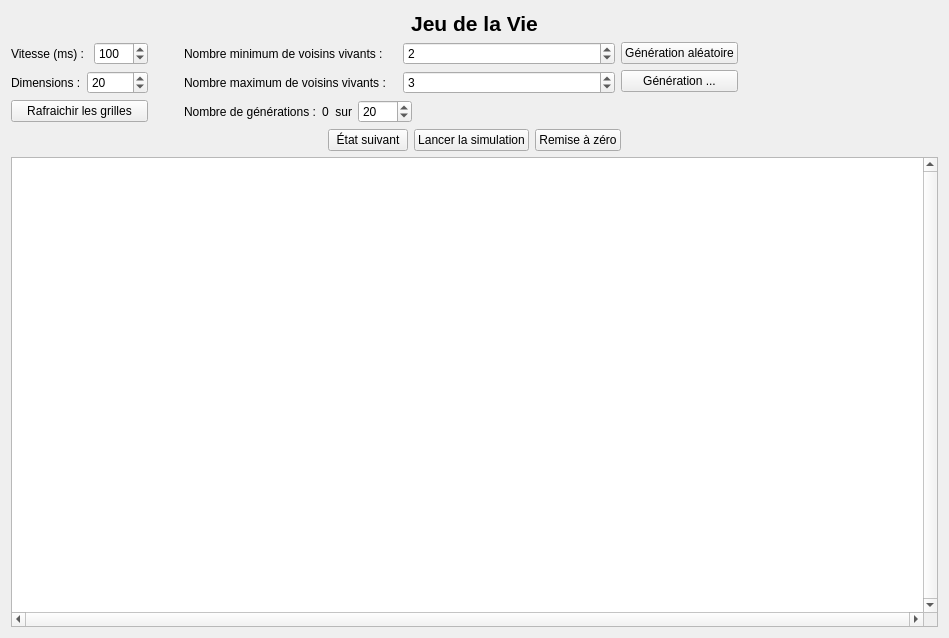
Qt form src/ui/golview.ui (danousna/autocell) before a commit.
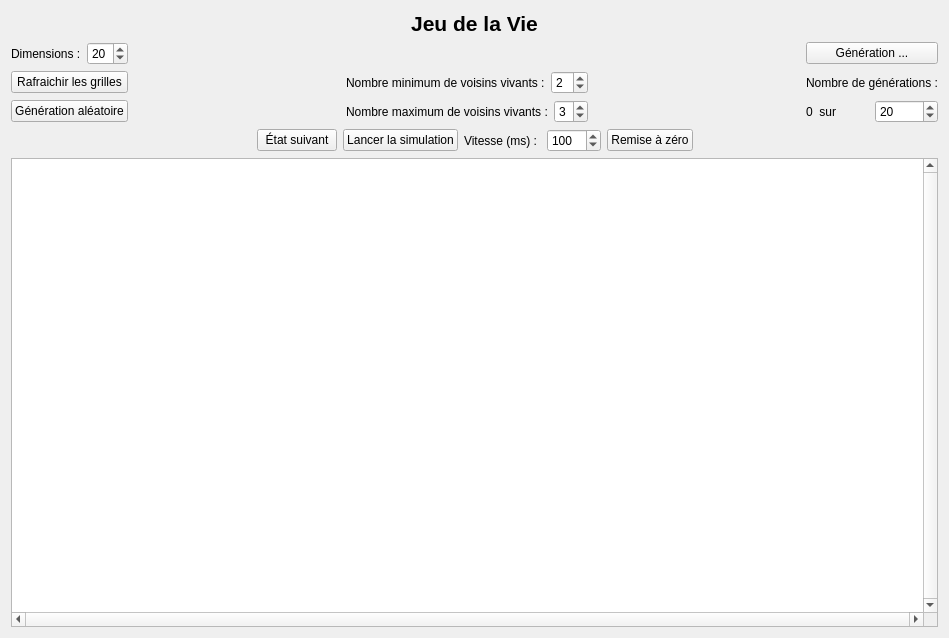
The same form after that commit.

The edit to the form file:
```diff
--- a/src/ui/golview.ui
+++ b/src/ui/golview.ui
@@ -37,95 +37,19 @@
        </item>
        <item>
         <layout class="QGridLayout" name="gridLayout">
-         <item row="5" column="2">
-          <layout class="QHBoxLayout" name="horizontalLayout_9">
+         <item row="0" column="4">
+          <layout class="QVBoxLayout" name="verticalLayout_3">
            <item>
-            <widget class="QLabel" name="label_5">
+            <widget class="QPushButton" name="pushButton_2">
              <property name="text">
-              <string>Nombre de générations :</string>
+              <string>Génération ...</string>
              </property>
             </widget>
            </item>
-           <item>
-            <widget class="QLabel" name="stepsLabel">
-             <property name="text">
-              <string>0  sur</string>
-             </property>
-            </widget>
-           </item>
-           <item>
-            <widget class="QSpinBox" name="inputSteps">
-             <property name="minimum">
-              <number>1</number>
-             </property>
-             <property name="maximum">
-              <number>2000</number>
-             </property>
-             <property name="value">
-              <number>20</number>
-             </property>
-            </widget>
-           </item>
-           <item>
-            <spacer name="horizontalSpacer_7">
-             <property name="orientation">
-              <enum>Qt::Horizontal</enum>
-             </property>
-             <property name="sizeHint" stdset="0">
-              <size>
-               <width>500</width>
-               <height>20</height>
-              </size>
-             </property>
-            </spacer>
-           </item>
           </layout>
          </item>
-         <item row="0" column="1">
-          <spacer name="horizontalSpacer_3">
-           <property name="orientation">
-            <enum>Qt::Horizontal</enum>
-           </property>
-           <property name="sizeType">
-            <enum>QSizePolicy::Minimum</enum>
-           </property>
-           <property name="sizeHint" stdset="0">
-            <size>
-             <width>30</width>
-             <height>20</height>
-            </size>
-           </property>
-          </spacer>
-         </item>
          <item row="0" column="0">
           <layout class="QVBoxLayout" name="verticalLayout_11">
-           <item>
-            <layout class="QHBoxLayout" name="horizontalLayout_5">
-             <item>
-              <widget class="QLabel" name="label_2">
-               <property name="text">
-                <string>Vitesse (ms) : </string>
-               </property>
-              </widget>
-             </item>
-             <item>
-              <widget class="QSpinBox" name="inputSpeed">
-               <property name="minimum">
-                <number>50</number>
-               </property>
-               <property name="maximum">
-                <number>1000</number>
-               </property>
-               <property name="singleStep">
-                <number>50</number>
-               </property>
-               <property name="value">
-                <number>100</number>
-               </property>
-              </widget>
-             </item>
-            </layout>
-           </item>
            <item>
             <layout class="QHBoxLayout" name="horizontalLayout_4">
              <item>
@@ -152,36 +76,38 @@
            </item>
           </layout>
          </item>
-         <item row="0" column="4">
-          <spacer name="horizontalSpacer_4">
-           <property name="orientation">
-            <enum>Qt::Horizontal</enum>
-           </property>
-           <property name="sizeType">
-            <enum>QSizePolicy::Minimum</enum>
-           </property>
-           <property name="sizeHint" stdset="0">
-            <size>
-             <width>200</width>
-             <height>20</height>
-            </size>
-           </property>
-          </spacer>
+         <item row="2" column="4">
+          <layout class="QHBoxLayout" name="horizontalLayout_9">
+           <item>
+            <widget class="QLabel" name="stepsLabel">
+             <property name="text">
+              <string>0  sur</string>
+             </property>
+            </widget>
+           </item>
+           <item>
+            <widget class="QSpinBox" name="inputSteps">
+             <property name="minimum">
+              <number>1</number>
+             </property>
+             <property name="maximum">
+              <number>2000</number>
+             </property>
+             <property name="value">
+              <number>20</number>
+             </property>
+            </widget>
+           </item>
+          </layout>
          </item>
-         <item row="5" column="0">
-          <widget class="QPushButton" name="btnRefreshTaille">
-           <property name="enabled">
-            <bool>true</bool>
-           </property>
-           <property name="styleSheet">
-            <string notr="true"/>
-           </property>
+         <item row="1" column="4">
+          <widget class="QLabel" name="label_5">
            <property name="text">
-            <string>Rafraichir les grilles</string>
+            <string>Nombre de générations :</string>
            </property>
           </widget>
          </item>
-         <item row="0" column="2">
+         <item row="1" column="2">
           <layout class="QVBoxLayout" name="verticalLayout">
            <item>
             <layout class="QHBoxLayout" name="horizontalLayout_3">
@@ -204,47 +130,75 @@
              </item>
             </layout>
            </item>
-           <item>
-            <layout class="QHBoxLayout" name="horizontalLayout_7">
-             <item>
-              <widget class="QLabel" name="label_4">
-               <property name="text">
-                <string>Nombre maximum de voisins vivants :</string>
-               </property>
-              </widget>
-             </item>
-             <item>
-              <widget class="QSpinBox" name="inputVoisinsMax">
-               <property name="maximum">
-                <number>8</number>
-               </property>
-               <property name="value">
-                <number>3</number>
-               </property>
-              </widget>
-             </item>
-            </layout>
-           </item>
           </layout>
          </item>
-         <item row="0" column="3">
-          <layout class="QVBoxLayout" name="verticalLayout_3">
+         <item row="2" column="2">
+          <layout class="QHBoxLayout" name="horizontalLayout_7">
            <item>
-            <widget class="QPushButton" name="btnGenRandom">
+            <widget class="QLabel" name="label_4">
              <property name="text">
-              <string>Génération aléatoire</string>
+              <string>Nombre maximum de voisins vivants :</string>
              </property>
             </widget>
            </item>
            <item>
-            <widget class="QPushButton" name="pushButton_2">
-             <property name="text">
-              <string>Génération ...</string>
+            <widget class="QSpinBox" name="inputVoisinsMax">
+             <property name="maximum">
+              <number>8</number>
              </property>
+             <property name="value">
+              <number>3</number>
+             </property>
             </widget>
            </item>
           </layout>
          </item>
+         <item row="1" column="3">
+          <spacer name="horizontalSpacer_4">
+           <property name="orientation">
+            <enum>Qt::Horizontal</enum>
+           </property>
+           <property name="sizeHint" stdset="0">
+            <size>
+             <width>40</width>
+             <height>20</height>
+            </size>
+           </property>
+          </spacer>
+         </item>
+         <item row="0" column="1">
+          <spacer name="horizontalSpacer_3">
+           <property name="orientation">
+            <enum>Qt::Horizontal</enum>
+           </property>
+           <property name="sizeHint" stdset="0">
+            <size>
+             <width>40</width>
+             <height>20</height>
+            </size>
+           </property>
+          </spacer>
+         </item>
+         <item row="1" column="0">
+          <widget class="QPushButton" name="btnRefreshTaille">
+           <property name="enabled">
+            <bool>true</bool>
+           </property>
+           <property name="styleSheet">
+            <string notr="true"/>
+           </property>
+           <property name="text">
+            <string>Rafraichir les grilles</string>
+           </property>
+          </widget>
+         </item>
+         <item row="2" column="0">
+          <widget class="QPushButton" name="btnGenRandom">
+           <property name="text">
+            <string>Génération aléatoire</string>
+           </property>
+          </widget>
+         </item>
         </layout>
        </item>
        <item>
@@ -279,6 +233,33 @@
            </property>
           </widget>
          </item>
+         <item>
+          <layout class="QHBoxLayout" name="horizontalLayout_5">
+           <item>
+            <widget class="QLabel" name="label_2">
+             <property name="text">
+              <string>Vitesse (ms) : </string>
+             </property>
+            </widget>
+           </item>
+           <item>
+            <widget class="QSpinBox" name="inputSpeed">
+             <property name="minimum">
+              <number>50</number>
+             </property>
+             <property name="maximum">
+              <number>1000</number>
+             </property>
+             <property name="singleStep">
+              <number>50</number>
+             </property>
+             <property name="value">
+              <number>100</number>
+             </property>
+            </widget>
+           </item>
+          </layout>
+         </item>
          <item>
           <widget class="QPushButton" name="btnReset">
            <property name="text">
```
